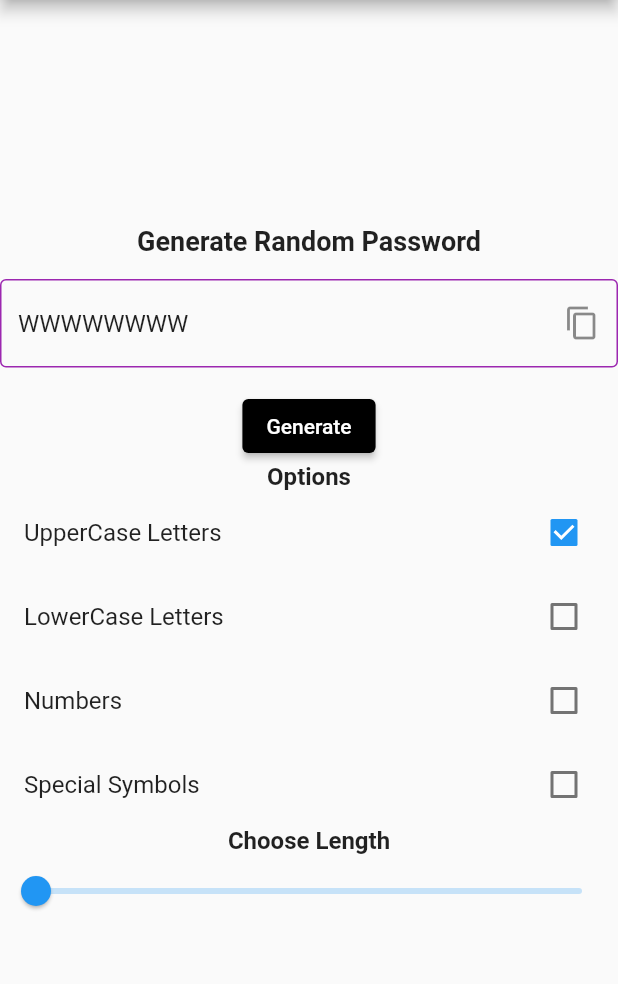
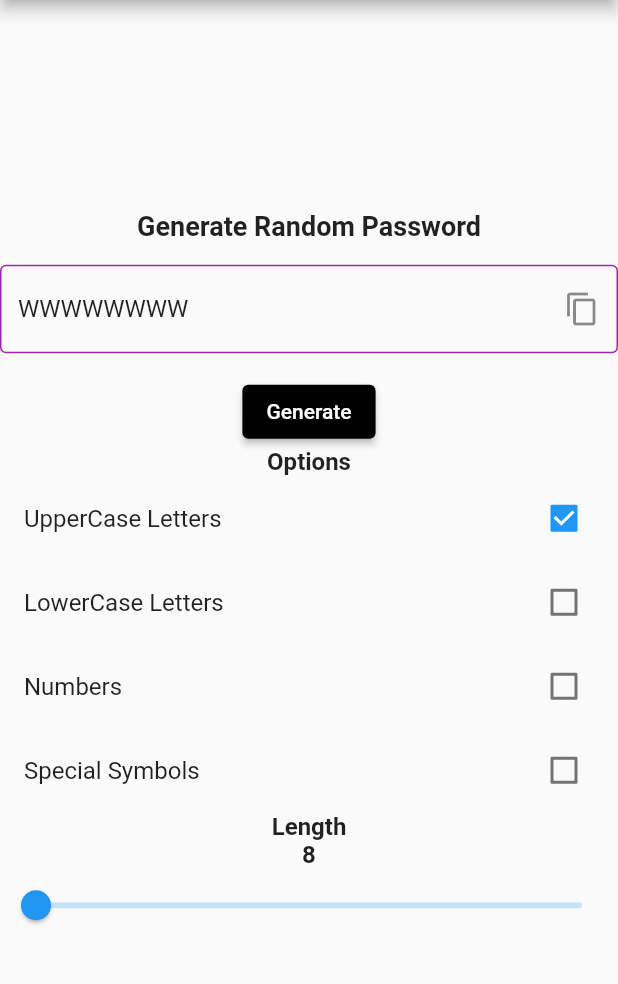
Before and after one commit to Syed-Ali-Abbas-568/Password-Manager, a Flutter app: the screen it shows after launch, after a tap on "Generate", on a phone screen of 412 x 824 dp, the part 84-1068 px from its top. Run offline on Flutter 3.47's test engine with Material 2 defaults, Android fonts, the phone set to English and light mode, and no system bars.

Commit message:
Fixed and working checks TaskKey=sE0YzItI

```diff
--- a/lib/main.dart
+++ b/lib/main.dart
@@ -19,10 +19,8 @@ class _MyAppState extends State<MyApp> {
   bool number = false;
   bool special = false;
   double length = 8;
-  bool Invalid = false;
-
-//  final scaffodlKey = GlobalKey<ScaffoldState>();
-
+  bool invalid = false;
+  int counter = 8;
   @override
   Widget build(BuildContext context) {
     return MaterialApp(
@@ -62,11 +60,9 @@ class _MyAppState extends State<MyApp> {
                     onPressed: () {
                       final data = ClipboardData(text: _controller.text);
                       Clipboard.setData(data);
-                      const snackbar = SnackBar(content: Text("Password Copy"));
+                      // const snackbar = SnackBar(content: Text("Password Copy"));
 
-                      ScaffoldMessenger.of(context)
-                        ..removeCurrentSnackBar()
-                        ..showSnackBar(snackbar);
+                      // ScaffoldMessenger.of(context).showSnackBar(snackbar);
                     },
                     icon: Icon(Icons.copy),
                   ),
@@ -103,7 +99,11 @@ class _MyAppState extends State<MyApp> {
                 onChanged: (special) => setState(() => this.special = special!),
               ),
               const Text(
-                'Choose Length',
+                'Length',
+                style: TextStyle(fontSize: 16, fontWeight: FontWeight.bold),
+              ),
+              Text(
+                '$counter',
                 style: TextStyle(fontSize: 16, fontWeight: FontWeight.bold),
               ),
               Slider(
@@ -114,10 +114,11 @@ class _MyAppState extends State<MyApp> {
                   onChanged: (double newValue) {
                     setState(() {
                       length = newValue;
+                      counter = length.round();
                     });
                   }),
               Visibility(
-                visible: Invalid,
+                visible: invalid,
                 child: const Text('Alert: You must tick at least 1 tick box',
                     style: TextStyle(
                         fontSize: 16,
@@ -135,9 +136,9 @@ class _MyAppState extends State<MyApp> {
         onPressed: () {
           if ((upperLetter == false && lowerLetter == false) &&
               (special == false && number == false)) {
-            Invalid = true;
+            invalid = true;
           } else {
-            Invalid = false;
+            invalid = false;
             final password = generatePassword(upperLetter, lowerLetter, number,
                 special, length.roundToDouble());
             _controller.text = password;
```
